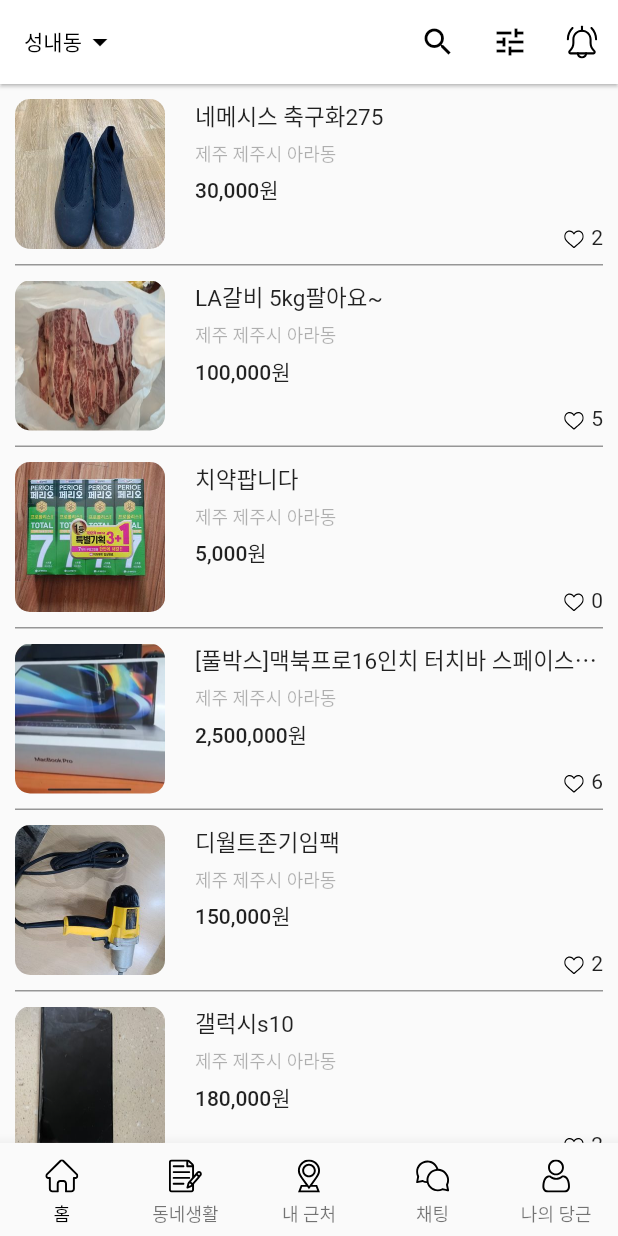
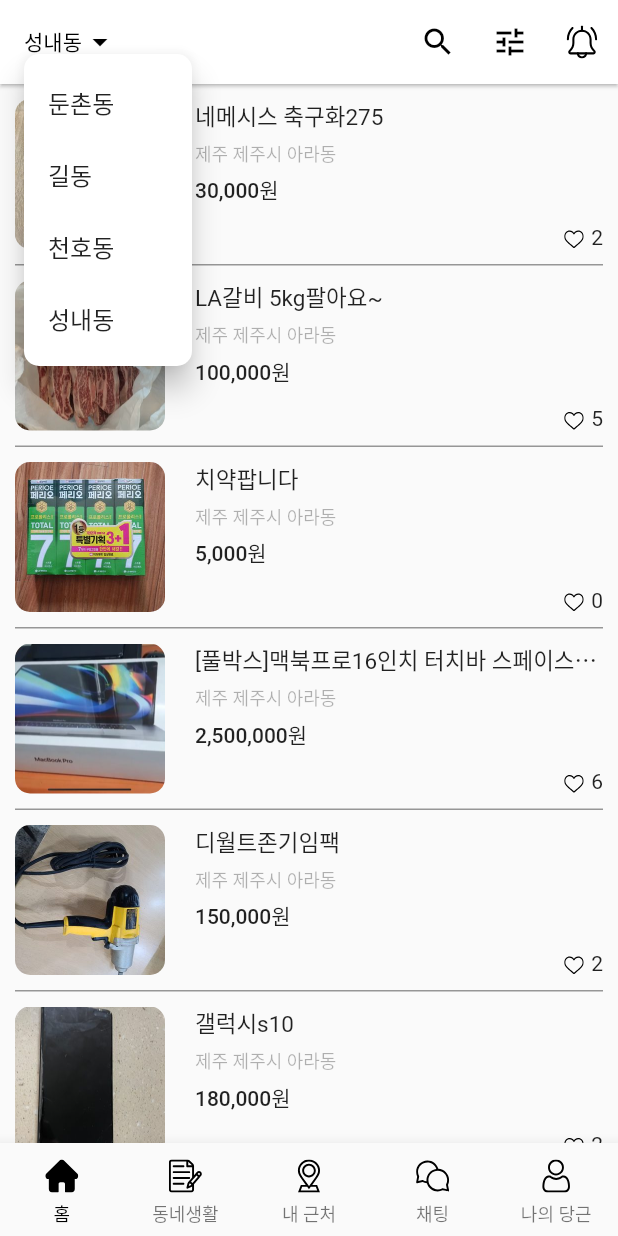
Before and after one commit to kimjunyeob95/flutter_clone_carrotMarket, a Flutter app: the screen it shows after launch, after a tap on "성내동", on a phone screen of 412 x 824 dp. Run offline on Flutter 3.47's test engine with Material 2 defaults, Android fonts, the phone set to English and light mode, and no system bars; our stand-ins replace flutter_svg.

Commit message:
메뉴 버튼 작업

```diff
--- a/lib/main.dart
+++ b/lib/main.dart
@@ -1,4 +1,4 @@
-import 'package:carrot_market_sample/pages/home.dart';
+import 'package:carrot_market_sample/pages/app.dart';
 import 'package:flutter/material.dart';
 
 void main() {
@@ -20,7 +20,7 @@ class MyApp extends StatelessWidget {
               backgroundColor: Colors.white,
               titleTextStyle: TextStyle(color: Colors.black),
               iconTheme: IconThemeData(color: Colors.black))),
-      home: const HomeWidget(),
+      home: const AppWidget(),
     );
   }
 }
--- /dev/null
+++ b/lib/pages/app.dart
@@ -0,0 +1,108 @@
+import 'package:carrot_market_sample/pages/home.dart';
+import 'package:flutter/material.dart';
+import 'package:flutter_svg/flutter_svg.dart';
+
+class AppWidget extends StatefulWidget {
+  const AppWidget({Key? key}) : super(key: key);
+
+  @override
+  State<AppWidget> createState() => _AppWidgetState();
+}
+
+class _AppWidgetState extends State<AppWidget> {
+  late int _currentPageIndex;
+  @override
+  void initState() {
+    super.initState();
+    _currentPageIndex = 0;
+  }
+
+  Widget _bodyWidget() {
+    switch (_currentPageIndex) {
+      case 0:
+        return const Home();
+      case 1:
+        return Container();
+        break;
+      case 2:
+        return Container();
+        break;
+      case 3:
+        break;
+        return Container();
+      case 4:
+        break;
+        return Container();
+      default:
+        return Container();
+        break;
+    }
+    return Container();
+  }
+
+  PreferredSizeWidget _appbarWidget() {
+    return AppBar(
+      elevation: 1,
+      title: GestureDetector(
+        onTap: () {},
+        child: Row(
+          children: const [Text("성내동"), Icon(Icons.arrow_drop_down)],
+        ),
+      ),
+      actions: [
+        IconButton(onPressed: () {}, icon: const Icon(Icons.search)),
+        IconButton(onPressed: () {}, icon: const Icon(Icons.tune)),
+        IconButton(
+            onPressed: () {},
+            icon: SvgPicture.asset(
+              'assets/svg/bell.svg',
+              width: 22,
+            )),
+      ],
+    );
+  }
+
+  BottomNavigationBarItem _bottomNavigationBarItem(
+      String iconName, String label) {
+    return BottomNavigationBarItem(
+        activeIcon: Padding(
+          padding: const EdgeInsets.symmetric(vertical: 5),
+          child: SvgPicture.asset("assets/svg/${iconName}_on.svg", width: 22),
+        ),
+        icon: Padding(
+          padding: const EdgeInsets.symmetric(vertical: 5),
+          child: SvgPicture.asset("assets/svg/${iconName}_off.svg", width: 22),
+        ),
+        label: label);
+  }
+
+  Widget _bottomWidget() {
+    return BottomNavigationBar(
+      type: BottomNavigationBarType.fixed,
+      onTap: (int index) {
+        setState(() {
+          _currentPageIndex = index;
+        });
+      },
+      selectedFontSize: 12,
+      selectedItemColor: Colors.black,
+      currentIndex: _currentPageIndex,
+      items: [
+        _bottomNavigationBarItem("home", "홈"),
+        _bottomNavigationBarItem("notes", "동네생활"),
+        _bottomNavigationBarItem("location", "내 근처"),
+        _bottomNavigationBarItem("chat", "채팅"),
+        _bottomNavigationBarItem("user", "나의 당근"),
+      ],
+    );
+  }
+
+  @override
+  Widget build(BuildContext context) {
+    return Scaffold(
+      //appBar: _appbarWidget(),
+      body: _bodyWidget(),
+      bottomNavigationBar: _bottomWidget(),
+    );
+  }
+}
--- a/lib/pages/home.dart
+++ b/lib/pages/home.dart
@@ -2,20 +2,26 @@ import 'package:flutter/material.dart';
 import 'package:flutter_svg/flutter_svg.dart';
 import 'package:intl/intl.dart';
 
-class HomeWidget extends StatefulWidget {
-  const HomeWidget({Key? key}) : super(key: key);
+class Home extends StatefulWidget {
+  const Home({Key? key}) : super(key: key);
 
   @override
-  State<HomeWidget> createState() => _HomeWidgetState();
+  State<Home> createState() => _HomeState();
 }
 
-class _HomeWidgetState extends State<HomeWidget> {
+class _HomeState extends State<Home> {
   List<Map<String, String>> datas = [];
-  late int _currentPageIndex;
+  late String _currentLocation;
+  final Map<String, String> locationTypeToString = {
+    "성내동": "성내동",
+    "천호동": "천호동",
+    "길동": "길동",
+    "둔촌동": "둔촌동",
+  };
   @override
   void initState() {
     super.initState();
-    _currentPageIndex = 0;
+    _currentLocation = "성내동";
     datas = [
       {
         "image": "assets/images/ara-1.jpg",
@@ -178,8 +184,34 @@ class _HomeWidgetState extends State<HomeWidget> {
       elevation: 1,
       title: GestureDetector(
         onTap: () {},
-        child: Row(
-          children: const [Text("성내동"), Icon(Icons.arrow_drop_down)],
+        child: PopupMenuButton<String>(
+          offset: const Offset(0, 20),
+          shape: ShapeBorder.lerp(
+              RoundedRectangleBorder(borderRadius: BorderRadius.circular(10.0)),
+              RoundedRectangleBorder(borderRadius: BorderRadius.circular(10.0)),
+              10),
+          onSelected: (String where) {
+            setState(() {
+              _currentLocation = where;
+            });
+          },
+          itemBuilder: (BuildContext context) {
+            return [
+              const PopupMenuItem(
+                child: Text('둔촌동'),
+                value: "둔촌동",
+              ),
+              const PopupMenuItem(child: Text('길동'), value: "길동"),
+              const PopupMenuItem(child: Text('천호동'), value: "천호동"),
+              const PopupMenuItem(child: Text('성내동'), value: "성내동"),
+            ];
+          },
+          child: Row(
+            children: [
+              Text(locationTypeToString[_currentLocation] as String),
+              const Icon(Icons.arrow_drop_down)
+            ],
+          ),
         ),
       ),
       actions: [
@@ -195,43 +227,11 @@ class _HomeWidgetState extends State<HomeWidget> {
     );
   }
 
-  BottomNavigationBarItem _bottomNavigationBarItem(
-      String iconName, String label) {
-    return BottomNavigationBarItem(
-        icon: Padding(
-          padding: const EdgeInsets.symmetric(vertical: 5),
-          child: SvgPicture.asset("assets/svg/$iconName.svg", width: 22),
-        ),
-        label: label);
-  }
-
-  Widget _bottomWidget() {
-    return BottomNavigationBar(
-      type: BottomNavigationBarType.fixed,
-      onTap: (int index) {
-        setState(() {
-          _currentPageIndex = index;
-        });
-      },
-      selectedFontSize: 12,
-      selectedItemColor: Colors.black,
-      currentIndex: _currentPageIndex,
-      items: [
-        _bottomNavigationBarItem("home_off", "홈"),
-        _bottomNavigationBarItem("notes_off", "동네생활"),
-        _bottomNavigationBarItem("location_off", "내 근처"),
-        _bottomNavigationBarItem("chat_off", "채팅"),
-        _bottomNavigationBarItem("user_off", "나의 당근"),
-      ],
-    );
-  }
-
   @override
   Widget build(BuildContext context) {
     return Scaffold(
       appBar: _appbarWidget(),
       body: _bodyWidget(),
-      bottomNavigationBar: _bottomWidget(),
     );
   }
 }
```
